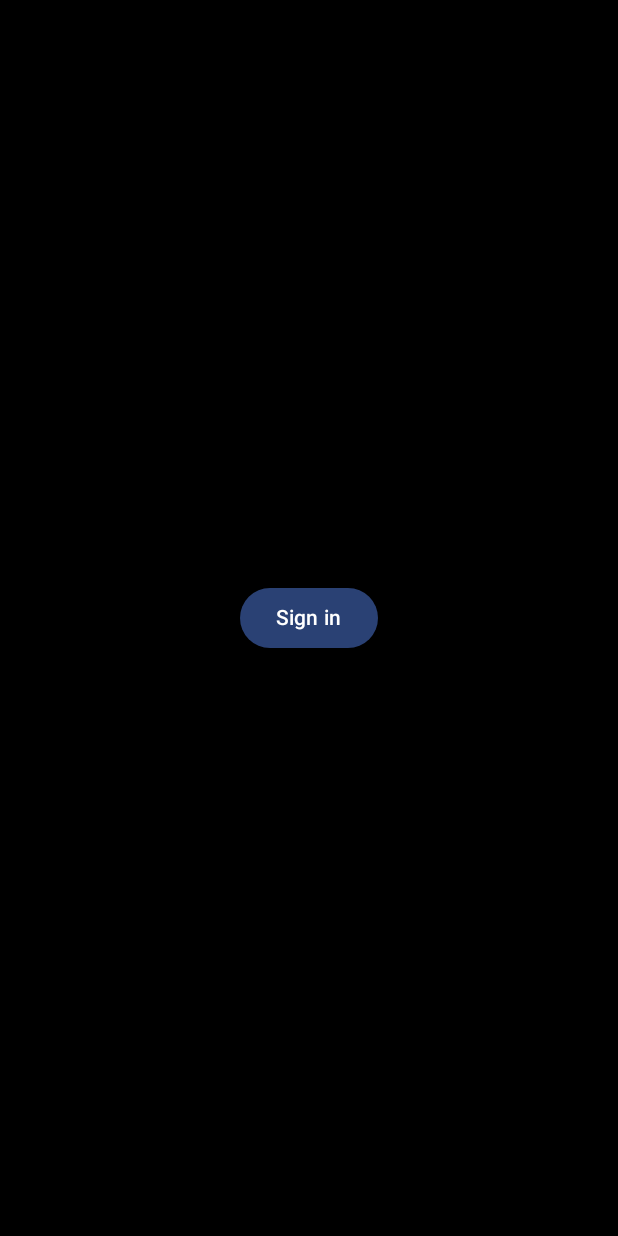
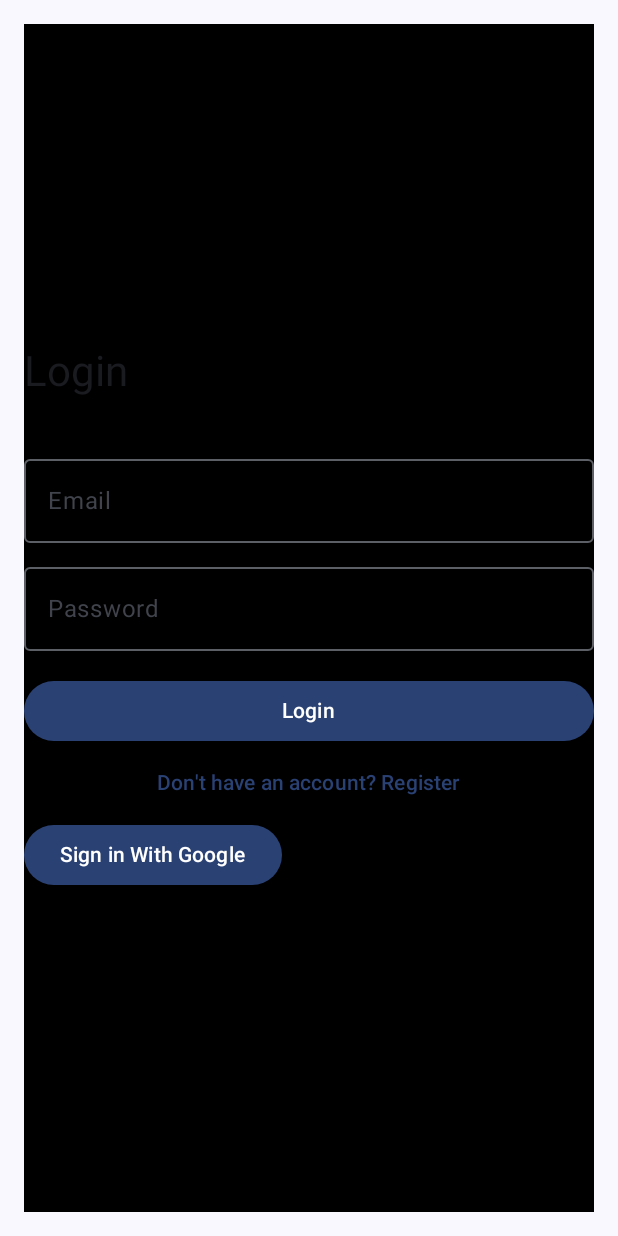
Before and after one commit to sametzden/filmApp, an Android app built with Jetpack Compose: the screen it shows after launch (MainActivity), on a phone screen of 412 x 824 dp. Run offline under Robolectric (Android 15) with nearby library versions, the phone set to English and light mode, and no system bars; our stand-ins replace Firebase (no records; nobody signed in at launch, a user with empty details on screens opened directly); pictures from the network do not load.

Commit message:
added sign in with email and password

```diff
--- a/app/src/main/java/com/example/filmapp/MainActivity.kt
+++ b/app/src/main/java/com/example/filmapp/MainActivity.kt
@@ -49,6 +49,7 @@ import com.example.filmapp.view.SeeAllTVShowsScreen
 import com.example.filmapp.view.TVShowDetailScreen
 import com.example.filmapp.presentation.sign_in.GoogleAuthUiClient
 import com.example.filmapp.presentation.sign_in.ProfileScreen
+import com.example.filmapp.presentation.sign_in.RegisterScreen
 import com.example.filmapp.presentation.sign_in.SignInScreen
 
 import com.example.filmapp.ui.theme.FilmAppTheme
@@ -131,7 +132,8 @@ class MainActivity : ComponentActivity() {
                             }
                             SignInScreen(
                                 state = state,
-                                onSignInClick = {
+                                navController = navController,
+                                onSignInWithGoogleClick = {
                                     lifecycleScope.launch {
                                         val signInIntentSender = googleAuthUiClient.signIn()
                                         launcher.launch(
@@ -139,11 +141,12 @@ class MainActivity : ComponentActivity() {
                                                 signInIntentSender ?: return@launch
                                             ).build()
                                         )
-
-
                                     }
                                 }
                             )
+                        }
+                        composable("registerScreen"){
+                            RegisterScreen(navController)
                         }
                         composable(route = "profile") {
                             ProfileScreen(userData = googleAuthUiClient.getSignedInUser(),
--- a/app/src/main/java/com/example/filmapp/presentation/sign_in/GoogleAuthUiClient.kt
+++ b/app/src/main/java/com/example/filmapp/presentation/sign_in/GoogleAuthUiClient.kt
@@ -70,7 +70,7 @@ class GoogleAuthUiClient(
             oneTapClient.signOut().await()
             auth.signOut()
             // Firebase'in gerçekten güncellendiğinden emin olmak için bekleyelim
-            repeat(5) { // 5 defaya kadar deneme yap
+            repeat(5) {
                 delay(500) // 500ms bekle
                 if (auth.currentUser == null) {
                     return // Kullanıcı gerçekten null olduysa çık
--- a/app/src/main/java/com/example/filmapp/presentation/sign_in/SignInScreen.kt
+++ b/app/src/main/java/com/example/filmapp/presentation/sign_in/SignInScreen.kt
@@ -2,24 +2,45 @@ package com.example.filmapp.presentation.sign_in
 
 import android.widget.Toast
 import androidx.compose.foundation.background
+import androidx.compose.foundation.layout.Arrangement
 import androidx.compose.foundation.layout.Box
+import androidx.compose.foundation.layout.Column
+import androidx.compose.foundation.layout.Spacer
 import androidx.compose.foundation.layout.fillMaxSize
+import androidx.compose.foundation.layout.fillMaxWidth
+import androidx.compose.foundation.layout.height
+import androidx.compose.foundation.layout.padding
 import androidx.compose.material3.Button
+import androidx.compose.material3.MaterialTheme
+import androidx.compose.material3.OutlinedTextField
 import androidx.compose.material3.Text
+import androidx.compose.material3.TextButton
 import androidx.compose.runtime.Composable
 import androidx.compose.runtime.LaunchedEffect
+import androidx.compose.runtime.getValue
+import androidx.compose.runtime.mutableStateOf
+import androidx.compose.runtime.remember
+import androidx.compose.runtime.setValue
 import androidx.compose.ui.Alignment
 import androidx.compose.ui.Modifier
 import androidx.compose.ui.graphics.Color
 import androidx.compose.ui.platform.LocalContext
+import androidx.compose.ui.text.input.PasswordVisualTransformation
+import androidx.compose.ui.unit.dp
+import androidx.navigation.NavController
+import com.google.firebase.Firebase
+import com.google.firebase.auth.FirebaseAuth
+import com.google.firebase.auth.auth
+import com.google.firebase.auth.ktx.auth
 
 @Composable
 fun SignInScreen(
     state: SignInState,
-    onSignInClick : ()-> Unit
-){
+    onSignInWithGoogleClick : ()-> Unit,
+    navController: NavController
+) {
     val context = LocalContext.current
-    LaunchedEffect(key1 =state.signInError) {
+    LaunchedEffect(key1 = state.signInError) {
         state.signInError?.let { error ->
             Toast.makeText(
                 context,
@@ -29,15 +50,83 @@ fun SignInScreen(
         }
     }
 
-    Box(
+    var email by remember { mutableStateOf("") }
+    var password by remember { mutableStateOf("") }
+    val auth = FirebaseAuth.getInstance()
+
+    Column(
         modifier = Modifier
             .fillMaxSize()
+            .padding(16.dp)
             .background(color = Color.Black),
-        contentAlignment = Alignment.Center
-    ){
-        Button(onClick = onSignInClick) {
-            Text(text = "Sign in")
+        verticalArrangement = Arrangement.Center
+    ) {
+        Text(
+            text = "Login",
+            style = MaterialTheme.typography.headlineMedium,
+            modifier = Modifier.padding(bottom = 32.dp)
+        )
+
+        OutlinedTextField(
+            value = email,
+            onValueChange = { email = it },
+            label = { Text("Email") },
+            modifier = Modifier.fillMaxWidth()
+        )
+
+        Spacer(modifier = Modifier.height(8.dp))
+
+        OutlinedTextField(
+            value = password,
+            onValueChange = { password = it },
+            label = { Text("Password") },
+            visualTransformation = PasswordVisualTransformation(),
+            modifier = Modifier.fillMaxWidth()
+        )
+
+        Spacer(modifier = Modifier.height(16.dp))
+
+        Button(
+            onClick = {
+                if (email.isNotEmpty() && password.isNotEmpty()) {
+                    auth.signInWithEmailAndPassword(email, password)
+                        .addOnCompleteListener { task ->
+                            if (task.isSuccessful) {
+                                Toast.makeText(context, "Login successful!", Toast.LENGTH_SHORT)
+                                    .show()
+                                navController.navigate("homeScreen")
+                            } else {
+                                Toast.makeText(
+                                    context,
+                                    "Login failed: ${task.exception?.localizedMessage}",
+                                    Toast.LENGTH_SHORT
+                                ).show()
+                            }
+                        }
+                } else {
+                    Toast.makeText(context, "Please fill all fields", Toast.LENGTH_SHORT).show()
+                }
+            },
+            modifier = Modifier.fillMaxWidth()
+        ) {
+            Text("Login")
         }
+
+        TextButton(
+            onClick = {navController.navigate("registerScreen")},
+            modifier = Modifier.fillMaxWidth()
+        ) {
+            Text("Don't have an account? Register")
+        }
+        Box(
+            modifier = Modifier
+                .background(color = Color.Black),
+            contentAlignment = Alignment.Center
+        ) {
+            Button(onClick = onSignInWithGoogleClick) {
+                Text(text = "Sign in With Google")
+            }
+        }
+
     }
-
 }
```
Also changed, not shown: 1 other file.
